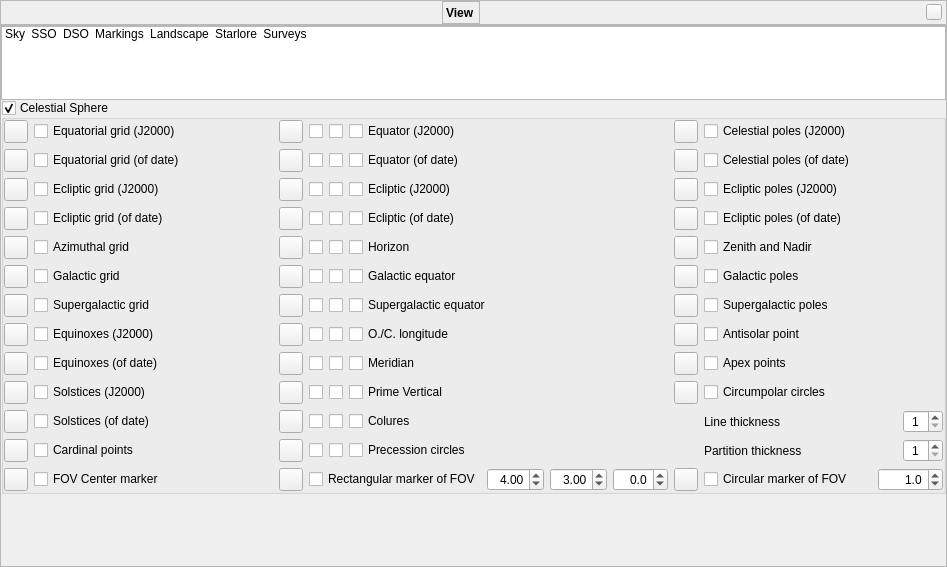
Old version of the form src/gui/viewDialog.ui in the repository 519984307/stellarium_src.
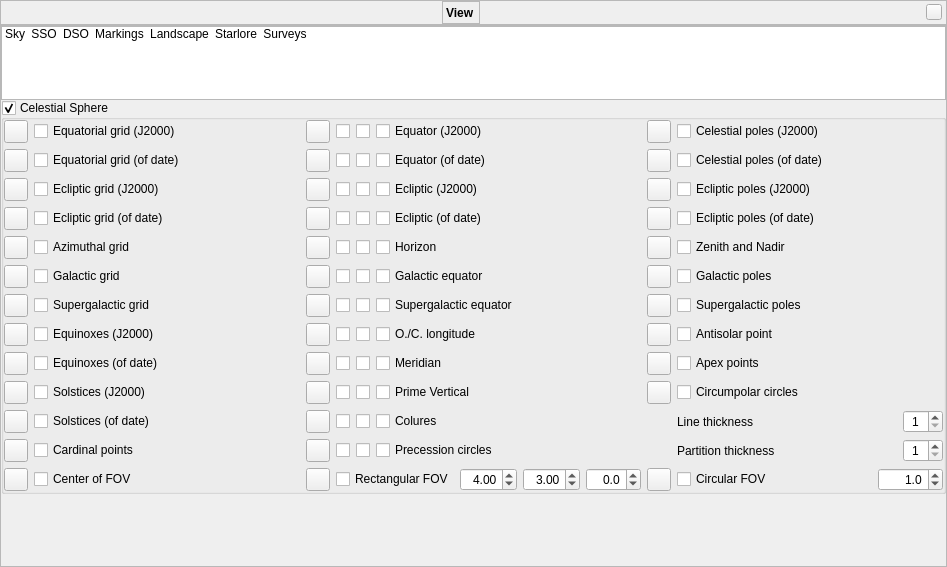
New version of the form. The open tabs and pages were chosen to show the change. Icons and pictures are not drawn. Custom widgets are drawn as their Qt base class.

Commit message: Improved wording for 3 items of GUI

```diff
--- a/src/gui/viewDialog.ui
+++ b/src/gui/viewDialog.ui
@@ -2744,7 +2744,7 @@
                  <item>
                   <widget class="QCheckBox" name="showFOVCircularMarkerCheckBox">
                    <property name="text">
-                    <string>Circular marker of FOV</string>
+                    <string>Circular FOV</string>
                    </property>
                   </widget>
                  </item>
@@ -3459,7 +3459,7 @@
                <item row="12" column="1">
                 <widget class="QCheckBox" name="showFOVCenterMarkerCheckBox">
                  <property name="text">
-                  <string>FOV Center marker</string>
+                  <string>Center of FOV</string>
                  </property>
                 </widget>
                </item>
@@ -3561,7 +3561,7 @@
                  <item>
                   <widget class="QCheckBox" name="showFOVRectangularMarkerCheckBox">
                    <property name="text">
-                    <string>Rectangular marker of FOV</string>
+                    <string>Rectangular FOV</string>
                    </property>
                   </widget>
                  </item>
```
Left out of the diff: 9 changed lines with no effect on the pictures.
